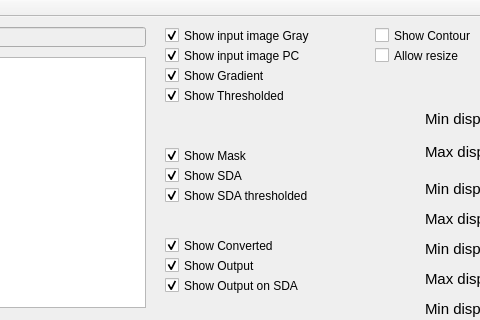
marcinkociolek/ProjectsPL, file HipsViever/mainwindow.ui: the form before one commit; both pictures show x 235 to 715 and y 0 to 320 of the 945 by 867 pixel window.
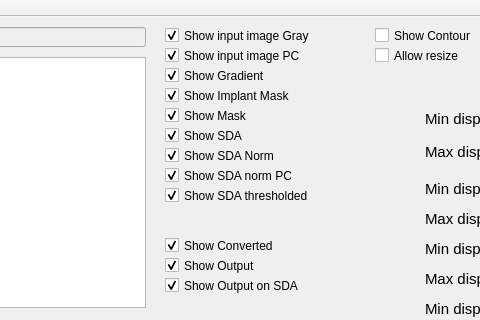
The form after the commit.

Commit message: Hips Viewer Dispay issues

Diff of the .ui file:
```diff
--- a/HipsViever/mainwindow.ui
+++ b/HipsViever/mainwindow.ui
@@ -396,7 +396,7 @@
     <property name="geometry">
      <rect>
       <x>400</x>
-      <y>130</y>
+      <y>90</y>
       <width>151</width>
       <height>17</height>
      </rect>
@@ -1433,7 +1433,7 @@
      </rect>
     </property>
     <property name="text">
-     <string>Show Thresholded</string>
+     <string>Show Implant Mask</string>
     </property>
     <property name="checked">
      <bool>true</bool>
@@ -1443,7 +1443,7 @@
     <property name="geometry">
      <rect>
       <x>400</x>
-      <y>150</y>
+      <y>110</y>
       <width>151</width>
       <height>17</height>
      </rect>
@@ -1566,6 +1566,38 @@
      </font>
     </property>
    </widget>
+   <widget class="QCheckBox" name="CheckBoxShowSDANorm">
+    <property name="geometry">
+     <rect>
+      <x>400</x>
+      <y>130</y>
+      <width>151</width>
+      <height>17</height>
+     </rect>
+    </property>
+    <property name="text">
+     <string>Show SDA Norm</string>
+    </property>
+    <property name="checked">
+     <bool>true</bool>
+    </property>
+   </widget>
+   <widget class="QCheckBox" name="CheckBoxShowSDANormPC">
+    <property name="geometry">
+     <rect>
+      <x>400</x>
+      <y>150</y>
+      <width>151</width>
+      <height>17</height>
+     </rect>
+    </property>
+    <property name="text">
+     <string>Show SDA norm PC</string>
+    </property>
+    <property name="checked">
+     <bool>true</bool>
+    </property>
+   </widget>
   </widget>
   <widget class="QMenuBar" name="menuBar">
    <property name="geometry">
```
Left out of the diff: 2 changed lines with no effect on the pictures. The commit also changes 2 other files.
